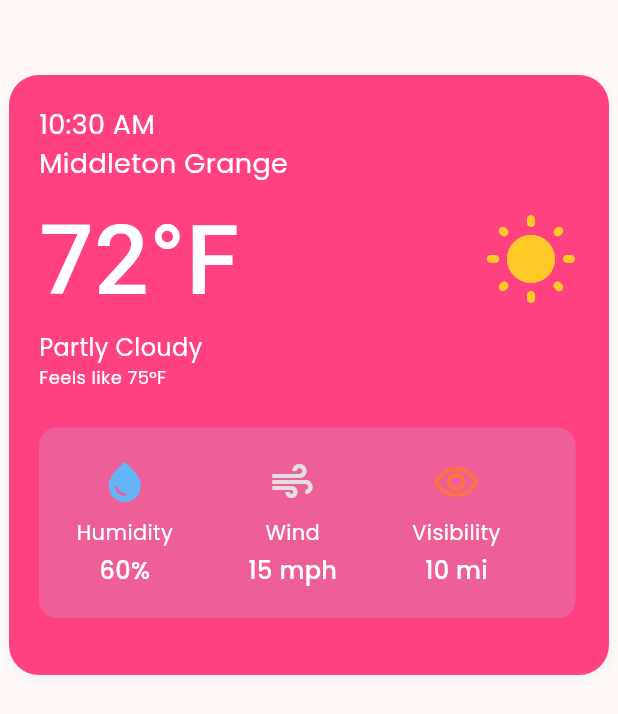
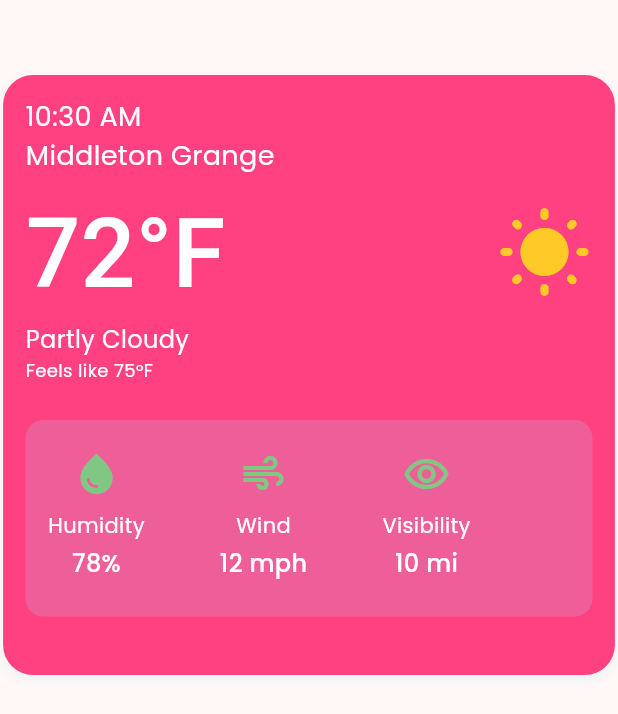
Before and after one commit to ChristineIO/weather_widget, a Flutter app: the screen it shows after launch, on a phone screen of 412 x 824 dp. Shown: the top 714 px of the screen. Run offline on Flutter 3.47's test engine with Material 3 defaults, Android fonts, the phone set to English and light mode, and no system bars; our stand-ins replace device_preview, google_fonts; Roboto replaces fonts that are missing (Rokkitt).

Commit message:
feat: weather box widgets

```diff
--- a/lib/main.dart
+++ b/lib/main.dart
@@ -1,8 +1,14 @@
 import 'package:flutter/material.dart';
 import 'package:weather_widget/views/widget_tree.dart';
+import 'package:device_preview/device_preview.dart';
 
 void main() {
-  runApp(const MyApp());
+  runApp(
+    DevicePreview(
+      enabled: true,
+      builder: (context) => const MyApp(),
+    ),
+  );
 }
 
 class MyApp extends StatefulWidget {
--- /dev/null
+++ b/lib/responsive/my_screen.dart
@@ -0,0 +1,20 @@
+import 'package:flutter/material.dart';
+
+
+class ScreenSize extends InheritedWidget {
+  final double width;
+
+  const ScreenSize({
+    super.key,
+    required this.width,
+    required super.child,
+  });
+
+  static ScreenSize of(BuildContext context) {
+    return context.dependOnInheritedWidgetOfExactType<ScreenSize>()!;
+  }
+
+  @override
+  bool updateShouldNotify(ScreenSize oldWidget) =>
+      width != oldWidget.width;
+}
--- a/lib/views/widget_tree.dart
+++ b/lib/views/widget_tree.dart
@@ -1,5 +1,5 @@
+
 import 'package:flutter/material.dart';
-
 import 'package:weather_widget/views/pages/homepage.dart';
 
 List<Widget> pages = const [Homepage()];
@@ -9,6 +9,7 @@ class WidgetTree extends StatelessWidget {
 
   @override
   Widget build(BuildContext context) {
+
     return Scaffold(
       body: pages[0],
     );
--- a/lib/views/widgets/weather_box.dart
+++ b/lib/views/widgets/weather_box.dart
@@ -1,6 +1,7 @@
 import 'package:flutter/material.dart';
 import 'package:google_fonts/google_fonts.dart';
 import 'package:intl/intl.dart';
+import 'package:weather_widget/views/widgets/weather_box_bottom_bar.dart';
 
 class WeatherBox extends StatelessWidget {
   const WeatherBox({super.key});
@@ -12,13 +13,15 @@ class WeatherBox extends StatelessWidget {
 
   @override
   Widget build(BuildContext context) {
+    final currentWidth = MediaQuery.of(context).size.width;
     return Column(
-      mainAxisAlignment: MainAxisAlignment.center,
       children: [
         Container(
-          width: 400,
+          alignment: Alignment.center,
+          // width: currentWidth < 600 ? 350 : currentWidth > 600 ? 670 : 1200,
+          width: currentWidth * 0.99,
           height: 400,
-          padding: const EdgeInsets.all(20),
+          padding: const EdgeInsets.all(15),
           margin: const EdgeInsets.fromLTRB(0, 50, 0, 0),
           decoration: BoxDecoration(
             color: Colors.pinkAccent,
@@ -85,110 +88,7 @@ class WeatherBox extends StatelessWidget {
                     ),
                   ],
                 ),
-                Row(
-                  spacing: 20,
-                  children: [
-                    Container(
-                      margin: const EdgeInsets.only(top: 25),
-                      padding: const EdgeInsets.fromLTRB(25, 20, 45, 20),
-                      decoration: BoxDecoration(
-                        borderRadius: BorderRadius.circular(12),
-                        color: const Color.fromARGB(49, 167, 227, 255),
-                      ),
-                      child: Row(
-                        crossAxisAlignment: CrossAxisAlignment.center,
-                        children: [
-                          Column(
-                            children: [
-                              Icon(
-                                Icons.water_drop,
-                                color: Colors.blue.shade300,
-                                size: 32,
-                              ),
-                              const SizedBox(height: 8),
-                              Text(
-                                'Humidity',
-                                style: GoogleFonts.poppins(
-                                  color: Colors.white,
-                                  fontSize: 14,
-                                ),
-                              ),
-                              const SizedBox(height: 4),
-                              Text(
-                                '60%',
-                                style: GoogleFonts.poppins(
-                                  color: Colors.white,
-                                  fontSize: 16,
-                                  fontWeight: FontWeight.w500,
-                                ),
-                              ),
-                            ],
-                          ),
-
-                          const SizedBox(width: 50),
-
-                          Column(
-                            children: [
-                              Icon(
-                                Icons.air,
-                                color: Colors.grey.shade300,
-                                size: 32,
-                              ),
-                              const SizedBox(height: 8),
-                              Text(
-                                'Wind',
-                                style: GoogleFonts.poppins(
-                                  color: Colors.white,
-                                  fontSize: 14,
-                                ),
-                              ),
-                              const SizedBox(height: 4),
-                              Text(
-                                '15 mph',
-                                style: GoogleFonts.poppins(
-                                  color: Colors.white,
-                                  fontSize: 16,
-                                  fontWeight: FontWeight.w500,
-                                ),
-                              ),
-                            ],
-                          ),
-
-                          const SizedBox(width: 50),
-
-                          Column(
-                            children: [
-                              Icon(
-                                Icons.remove_red_eye_outlined,
-                                color: Colors.deepOrange.shade400,
-                                size: 32,
-                              ),
-                              const SizedBox(height: 8),
-                              Text(
-                                'Visibility',
-                                style: GoogleFonts.poppins(
-                                  color: Colors.white,
-                                  fontSize: 14,
-                                ),
-                              ),
-                              const SizedBox(height: 4),
-                              Text(
-                                '10 mi',
-                                style: GoogleFonts.poppins(
-                                  color: Colors.white,
-                                  fontSize: 16,
-                                  fontWeight: FontWeight.w500,
-                                ),
-                              ),
-                            ],
-                          ),
-
-                          const SizedBox(width: 5),
-                        ],
-                      ),
-                    ),
-                  ],
-                ),
+                Row(spacing: 10, children: [WeatherBoxBottomBar()]),
               ],
             ),
           ),
--- /dev/null
+++ b/lib/views/widgets/weather_box_bottom_bar.dart
@@ -0,0 +1,55 @@
+import 'package:flutter/material.dart';
+import 'package:google_fonts/google_fonts.dart';
+import 'package:weather_widget/views/widgets/weather_box_bottom_bar_item.dart';
+
+class WeatherBoxBottomBar extends StatelessWidget {
+  const WeatherBoxBottomBar({super.key});
+
+  @override
+  Widget build(BuildContext context) {
+    return Expanded(
+      child: Container(
+        width: 400,
+        margin: const EdgeInsets.only(top: 25),
+        padding: const EdgeInsets.fromLTRB(15, 20, 5, 20),
+        decoration: BoxDecoration(
+          borderRadius: BorderRadius.circular(12),
+          color: const Color.fromARGB(49, 167, 227, 255),
+        ),
+        child: Row(
+          crossAxisAlignment: CrossAxisAlignment.center,
+          children: [
+            Align(
+              alignment: Alignment.center,
+              child: Row(
+                children: [
+                  WeatherBoxBottomBarItem(
+                    icon: Icons.water_drop,
+                    label: 'Humidity',
+                    value: '78%',
+                  ),
+
+                  const SizedBox(width: 50),
+
+                  WeatherBoxBottomBarItem(
+                    icon: Icons.air,
+                    label: 'Wind',
+                    value: '12 mph',
+                  ),
+
+                  const SizedBox(width: 50),
+
+                  WeatherBoxBottomBarItem(
+                    icon: Icons.remove_red_eye_outlined,
+                    label: 'Visibility',
+                    value: '10 mi',
+                  ),
+                ],
+              ),
+            ),
+          ],
+        ),
+      ),
+    );
+  }
+}
--- /dev/null
+++ b/lib/views/widgets/weather_box_bottom_bar_item.dart
@@ -0,0 +1,35 @@
+import 'package:flutter/material.dart';
+import 'package:google_fonts/google_fonts.dart';
+
+class WeatherBoxBottomBarItem extends StatelessWidget {
+  const WeatherBoxBottomBarItem({super.key, required this.icon, required this.label, required this.value});
+
+  final IconData icon;
+  final String label;
+  final String value;
+
+  @override
+  Widget build(BuildContext context) {
+    return Column(
+      mainAxisAlignment: MainAxisAlignment.center,
+      children: [
+        Icon(icon, color: Colors.green.shade300, size: 32),
+        const SizedBox(height: 8),
+        Text(
+          label,
+          style: GoogleFonts.poppins(color: Colors.white, fontSize: 14),
+        ),
+        const SizedBox(height: 4),
+        Text(
+          value,
+          style: GoogleFonts.poppins(
+            color: Colors.white,
+            fontSize: 16,
+            fontWeight: FontWeight.w500,
+          ),
+        ),
+        const SizedBox(height: 4),
+      ],
+    );
+  }
+}
--- a/pubspec.yaml
+++ b/pubspec.yaml
@@ -37,6 +37,7 @@ dependencies:
   google_fonts: ^6.3.3
   path_provider: ^2.1.5
   intl: ^0.20.2
+  device_preview: ^1.2.0
 
 dev_dependencies:
   flutter_test:
```
Also changed, not shown: pubspec.lock, 1 other file.
